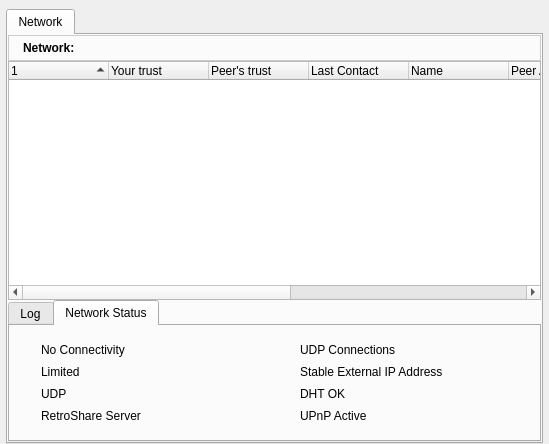
Before: the Qt Designer form retroshare-gui/src/gui/NetworkDialog.ui in RetroShare/RetroShare, drawn with Qt 5.
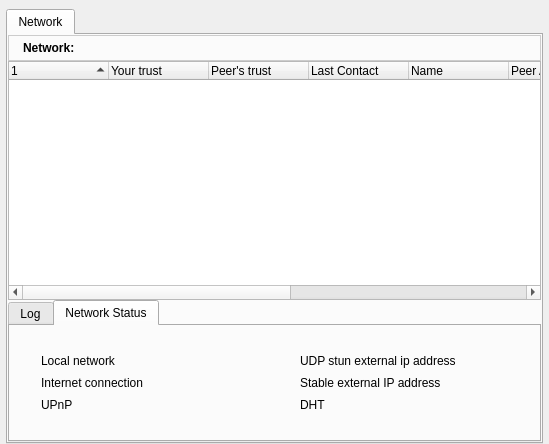
After: the same form once the commit is applied. Icons and pictures are not drawn.

Commit message: changed net status gui

Diff of the .ui file:
```diff
--- a/retroshare-gui/src/gui/NetworkDialog.ui
+++ b/retroshare-gui/src/gui/NetworkDialog.ui
@@ -185,33 +185,6 @@
              <item row="0" column="0">
               <layout class="QGridLayout">
                <item row="0" column="0">
-                <widget class="QLabel" name="iconlabel_nonet">
-                 <property name="maximumSize">
-                  <size>
-                   <width>16</width>
-                   <height>16</height>
-                  </size>
-                 </property>
-                 <property name="text">
-                  <string/>
-                 </property>
-                 <property name="pixmap">
-                  <pixmap resource="images.qrc">:/images/ledoff1.png</pixmap>
-                 </property>
-                </widget>
-               </item>
-               <item row="0" column="1">
-                <widget class="QLabel" name="textlabel_nonet">
-                 <property name="text">
-                  <string>No Connectivity</string>
-                 </property>
-                </widget>
-               </item>
-              </layout>
-             </item>
-             <item row="1" column="0">
-              <layout class="QGridLayout">
-               <item row="0" column="0">
                 <widget class="QLabel" name="iconlabel_netLimited">
                  <property name="maximumSize">
                   <size>
@@ -230,13 +203,13 @@
                <item row="0" column="1">
                 <widget class="QLabel" name="textlabel_netLimited">
                  <property name="text">
-                  <string>Limited</string>
+                  <string>Local network</string>
                  </property>
                 </widget>
                </item>
               </layout>
              </item>
-             <item row="2" column="0">
+             <item row="1" column="0">
               <layout class="QGridLayout">
                <item row="0" column="0">
                 <widget class="QLabel" name="iconlabel_netUdp">
@@ -257,16 +230,16 @@
                <item row="0" column="1">
                 <widget class="QLabel" name="textlabel_netUdp">
                  <property name="text">
-                  <string>UDP</string>
+                  <string>Internet connection</string>
                  </property>
                 </widget>
                </item>
               </layout>
              </item>
-             <item row="3" column="0">
+             <item row="2" column="0">
               <layout class="QGridLayout">
                <item row="0" column="0">
-                <widget class="QLabel" name="iconlabel_netServer">
+                <widget class="QLabel" name="iconlabel_upnp">
                  <property name="maximumSize">
                   <size>
                    <width>16</width>
@@ -282,9 +255,9 @@
                 </widget>
                </item>
                <item row="0" column="1">
-                <widget class="QLabel" name="textlabel_netServer">
+                <widget class="QLabel" name="textlabel_upnp">
                  <property name="text">
-                  <string>RetroShare Server</string>
+                  <string>UPnP</string>
                  </property>
                 </widget>
                </item>
@@ -315,7 +288,7 @@
                <item row="0" column="1">
                 <widget class="QLabel" name="textlabel_udp">
                  <property name="text">
-                  <string>UDP Connections</string>
+                  <string>UDP stun external ip address</string>
                  </property>
                 </widget>
                </item>
@@ -342,7 +315,7 @@
                <item row="0" column="1">
                 <widget class="QLabel" name="textlabel_ext">
                  <property name="text">
-                  <string>Stable External IP Address</string>
+                  <string>Stable external IP address</string>
                  </property>
                 </widget>
                </item>
@@ -369,34 +342,7 @@
                <item row="0" column="1">
                 <widget class="QLabel" name="textlabel_dht">
                  <property name="text">
-                  <string>DHT OK</string>
-                 </property>
-                </widget>
-               </item>
-              </layout>
-             </item>
-             <item row="3" column="0">
-              <layout class="QGridLayout">
-               <item row="0" column="0">
-                <widget class="QLabel" name="iconlabel_upnp">
-                 <property name="maximumSize">
-                  <size>
-                   <width>16</width>
-                   <height>16</height>
-                  </size>
-                 </property>
-                 <property name="text">
-                  <string/>
-                 </property>
-                 <property name="pixmap">
-                  <pixmap resource="images.qrc">:/images/ledoff1.png</pixmap>
-                 </property>
-                </widget>
-               </item>
-               <item row="0" column="1">
-                <widget class="QLabel" name="textlabel_upnp">
-                 <property name="text">
-                  <string>UPnP Active</string>
+                  <string>DHT</string>
                  </property>
                 </widget>
                </item>
```
The commit also changes 2 other files.
